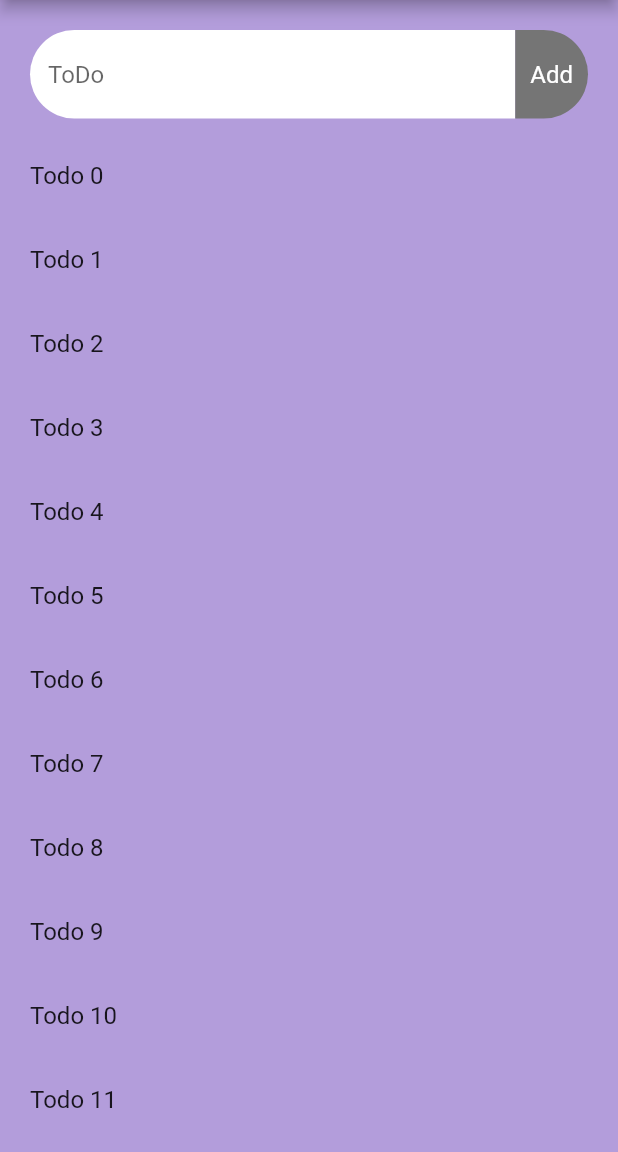
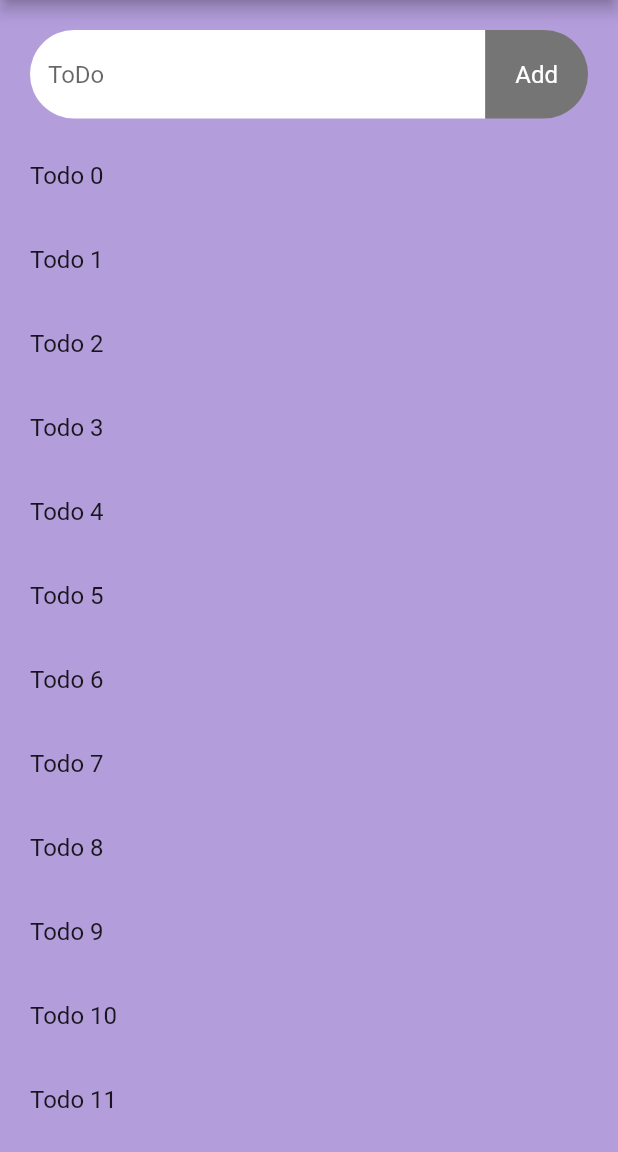
Before and after one commit to neurothrone/lnu-1dv535-a2, a Flutter app: the screen it shows after launch, after a tap on the "playlist add" icon, on a phone screen of 412 x 824 dp, the part 84-1236 px from its top. Run offline on Flutter 3.47's test engine with Material 2 defaults, Android fonts, the phone set to English and light mode, and no system bars.

Commit message:
increase text padding

```diff
--- a/lib/src/widgets/rounded_input_button.dart
+++ b/lib/src/widgets/rounded_input_button.dart
@@ -1,4 +1,6 @@
 import 'package:flutter/material.dart';
+
+import '../core/constants.dart';
 
 class RoundedInputButton extends StatelessWidget {
   const RoundedInputButton({
@@ -192,7 +194,7 @@ class _RightRoundedButtonState extends State<RightRoundedButton> {
         ),
         splashColor: Colors.deepPurple.shade700,
         child: Container(
-          padding: const EdgeInsets.symmetric(horizontal: 10.0),
+          padding: const EdgeInsets.symmetric(horizontal: kPadding20),
           alignment: Alignment.center,
           decoration: BoxDecoration(
             borderRadius: BorderRadius.only(
```
